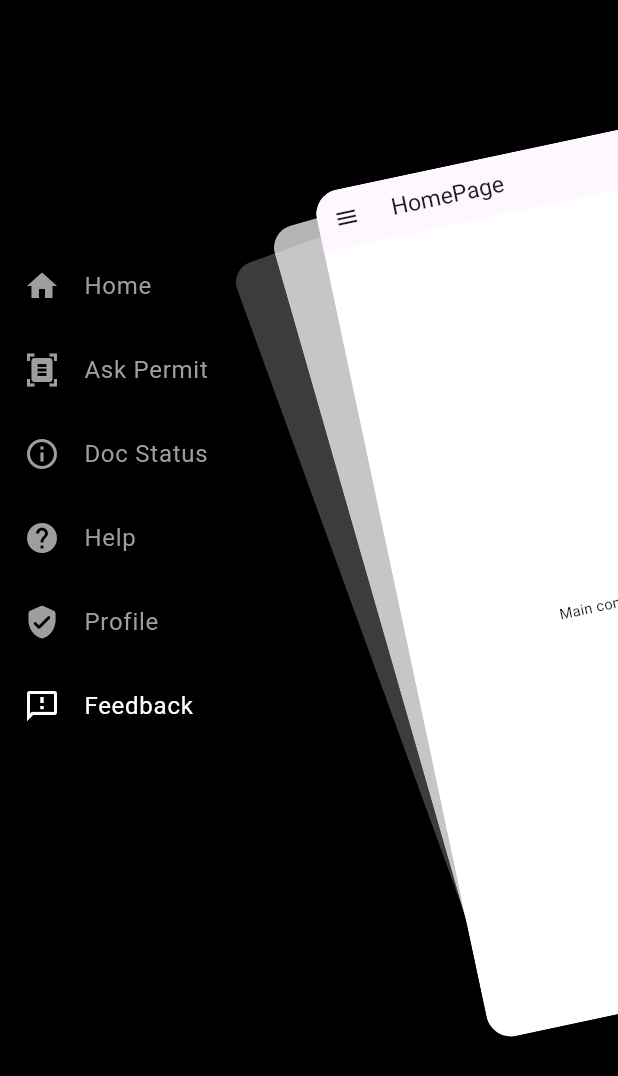
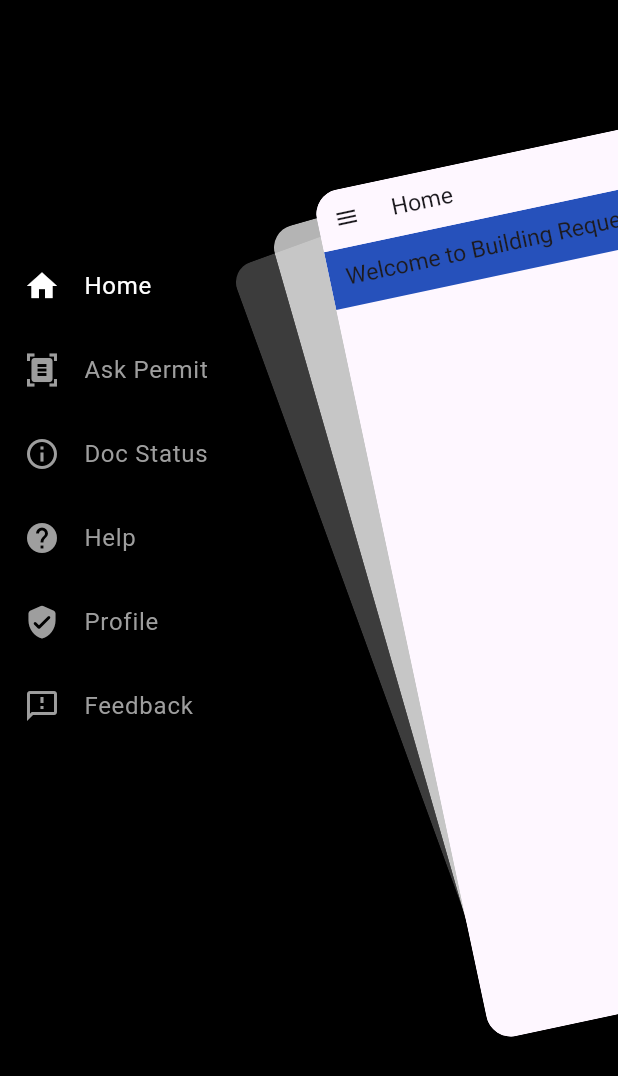
Before and after one commit to Rwiron/BuildPermitApproval_mobile-app, a Flutter app: the HomePage screen opened directly, after a tap on the "menu" icon, on a phone screen of 412 x 824 dp. Shown: the top 1076 px of the screen. Run offline on Flutter 3.47's test engine with Material 3 defaults, Android fonts, the phone set to English and light mode, and no system bars; drawn by our look-alikes of flutter_zoom_drawer; our stand-ins replace get, get_storage, google_fonts; accounts and stored records are empty.

Commit message:
User Request Done

```diff
--- a/bui/lib/main.dart
+++ b/bui/lib/main.dart
@@ -17,7 +17,7 @@ class MyApp extends StatelessWidget {
     return const GetMaterialApp(
       debugShowCheckedModeBanner: false,
       title: 'Forum App',
-      home: HomePage(),
+      home: LoginPage(),
     );
   }
 }
--- /dev/null
+++ b/bui/lib/screen/status.dart
@@ -0,0 +1,17 @@
+import 'package:bui/views/widgets/menu_widget.dart';
+import 'package:flutter/material.dart';
+
+class Status extends StatelessWidget {
+  const Status({super.key});
+
+  @override
+  Widget build(BuildContext context) {
+    return Scaffold(
+      appBar: AppBar(
+        backgroundColor: Color.fromARGB(218, 1, 53, 175),
+        title: const Text('Welcome to Building Request '),
+        //leading: MenuWigdet(),
+      ),
+    );
+  }
+}
--- a/bui/lib/views/home_screen.dart
+++ b/bui/lib/views/home_screen.dart
@@ -1,8 +1,16 @@
+import 'package:bui/screen/requestPermit.dart';
+import 'package:bui/views/menu.dart';
+import 'package:flutter/material.dart';
+import 'package:flutter_zoom_drawer/flutter_zoom_drawer.dart';
 import 'package:bui/models/menu_item.dart';
-import 'package:bui/views/menu.dart';
-import 'package:bui/views/widgets/DrawerMenu.dart';
-import 'package:flutter/material.dart';
-import 'package:flutter_zoom_drawer/flutter_zoom_drawer.dart'; // Update with the correct path to your DrawerMenu widget
+import 'package:bui/views/widgets/drawermenu.dart';
+
+// Import your screen widgets here
+import 'package:bui/screen/feedback.dart';
+import 'package:bui/screen/help.dart';
+import 'package:bui/screen/profile.dart';
+import 'package:bui/screen/status.dart';
+import 'package:bui/screen/user_home.dart';
 
 class HomePage extends StatefulWidget {
   const HomePage({Key? key}) : super(key: key);
@@ -12,45 +20,59 @@ class HomePage extends StatefulWidget {
 }
 
 class _HomePageState extends State<HomePage> {
-  final _drawerController = ZoomDrawerController();
+  final ZoomDrawerController _drawerController = ZoomDrawerController();
   MenuItem _currentItem =
-      MenuItems.payment; // Start with the first item as current
+      MenuItems.all.first; // Start with the first item as current
 
   @override
   Widget build(BuildContext context) {
     return Theme(
-      data: ThemeData.light(), // Use the dark theme for all child widgets
+      data: ThemeData.light(),
       child: ZoomDrawer(
         controller: _drawerController,
-        //style: DrawerStyle.style1,
         menuScreen: DrawerMenu(
           currentItem: _currentItem,
           onSelectedItem: (item) {
-            setState(() => _currentItem = item);
-            _drawerController.close!();
-            // Handle the page change: You can use a Navigator or a callback
+            setState(() {
+              _currentItem = item;
+              _drawerController.close!();
+            });
           },
         ),
         mainScreen: Scaffold(
           appBar: AppBar(
-            title: const Text('HomePage'),
+            title: Text(_currentItem.title),
             leading: IconButton(
               icon: const Icon(Icons.menu),
               onPressed: () => _drawerController.toggle!(),
             ),
           ),
-          body: Center(
-            child:
-                Text('Main content here'), // Placeholder for your main content
-          ),
-          backgroundColor: Colors.white, // Ensure the background color is black
+          body: getScreen(),
         ),
         borderRadius: 24.0,
         showShadow: true,
         angle: -12.0,
-        //backgroundColor: Colors.grey[300]!,
         slideWidth: MediaQuery.of(context).size.width * 0.65,
       ),
     );
   }
+
+  Widget getScreen() {
+    switch (_currentItem) {
+      case MenuItems.payment:
+        return const RequestPermit();
+      case MenuItems.promos:
+        return const Status();
+      case MenuItems.notifications:
+        return const FeedStatus(); // Assuming 'Feedback' corresponds to 'Notification' in your menu
+      case MenuItems.help:
+        return const Help();
+      case MenuItems.about:
+        return const Profile(); // Assuming 'About Us' corresponds to 'Profile' in your menu
+      case MenuItems.rateus:
+        return const UserHome();
+      default:
+        return const UserHome();
+    }
+  }
 }
--- a/bui/lib/views/widgets/drawerMenu.dart
+++ b/bui/lib/views/widgets/drawerMenu.dart
@@ -5,7 +5,7 @@ import 'package:flutter_zoom_drawer/flutter_zoom_drawer.dart';
 
 class DrawerMenu extends StatelessWidget {
   final MenuItem currentItem;
-  final ValueChanged<MenuItem> onSelectedItem;
+  final Function(MenuItem) onSelectedItem;
 
   const DrawerMenu({
     Key? key,
```
Also changed, not shown: bui/lib/models/menuItems.dart (deleted, +0 -12 lines), bui/lib/screen/feedback.dart (added, +267 -0 lines), bui/lib/screen/help.dart (added, +17 -0 lines), bui/lib/screen/profile.dart (added, +17 -0 lines), bui/lib/screen/requestPermit.dart (added, +17 -0 lines), bui/lib/screen/user_home.dart (added, +17 -0 lines), bui/lib/views/widgets/menu_widget.dart (added, +12 -0 lines).
